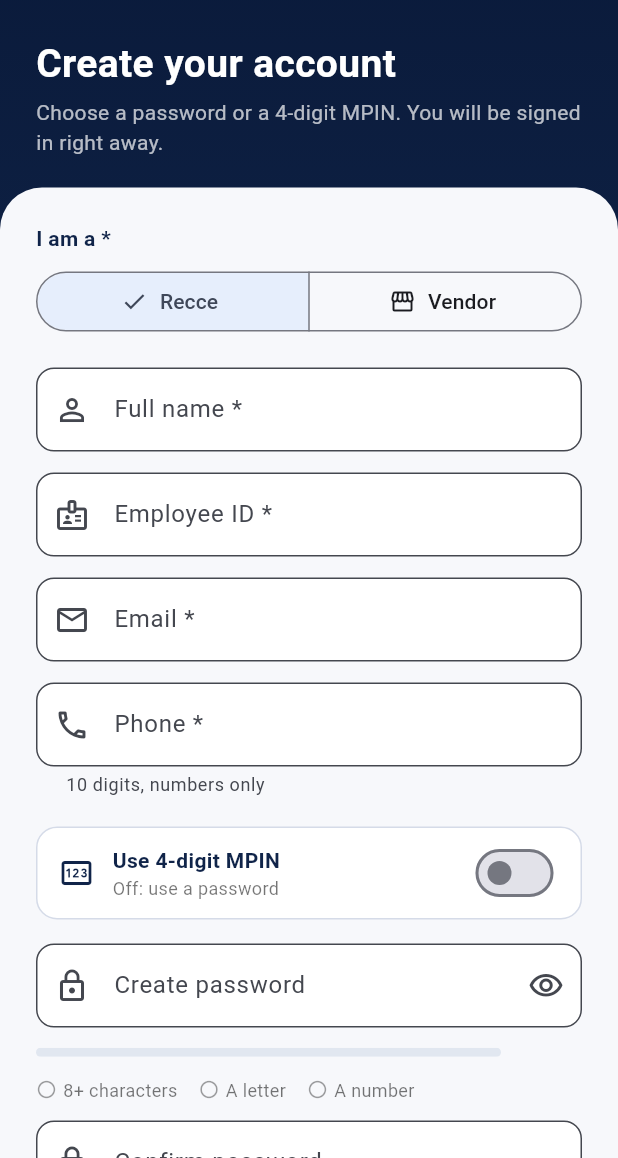
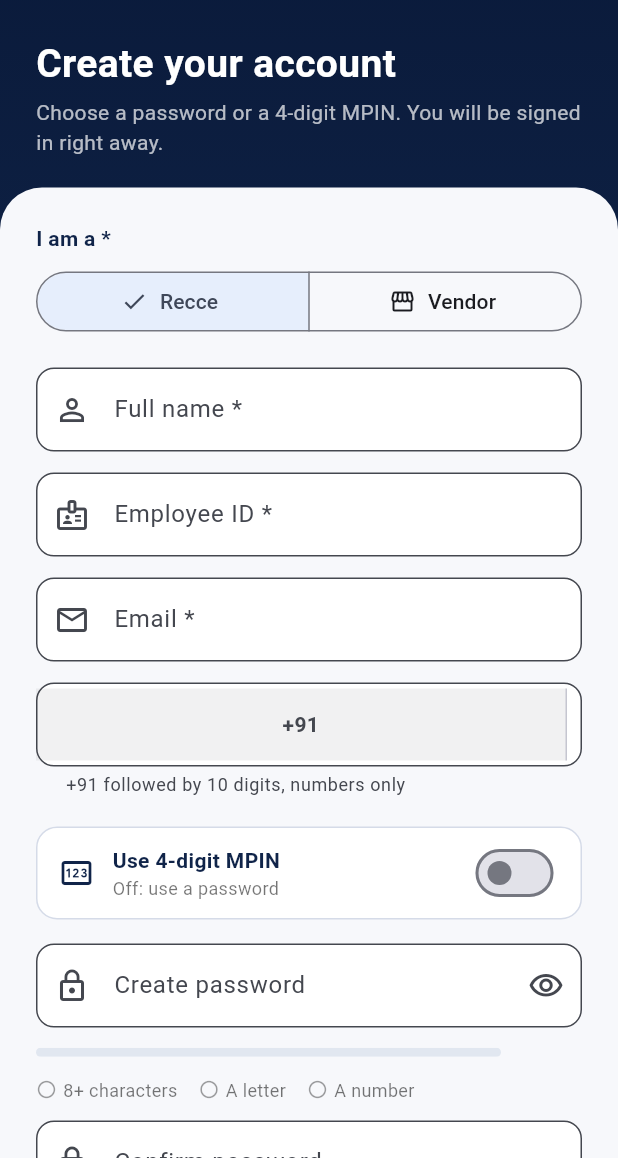
Before and after one commit to adinntech/Adinn_Signage_MobileApp, a Flutter app: the RegisterScreen screen opened by its route, on a phone screen of 412 x 824 dp, the part 78-1236 px from its top. Run offline on Flutter 3.47's test engine with Material 3 defaults, Android fonts, the phone set to English and light mode, and no system bars; our stand-ins replace dio, flutter_riverpod, flutter_secure_storage, geolocator, go_router, image_picker and 1 more; accounts and stored records are empty.

Commit message:
Mobile number + 91 Functionality added in overall project and add that functionality as a skill file and UI also make it +91 content sticky in all of the mobile inputs

```diff
--- a/lib/core/widgets/input_formats.dart
+++ b/lib/core/widgets/input_formats.dart
@@ -1,3 +1,4 @@
+import 'package:flutter/material.dart';
 import 'package:flutter/services.dart';
 
 /// What a person may type into a field. Anything else is dropped as they type or paste, so a letter never appears in a phone
@@ -32,3 +33,40 @@ class _UpperAlnum extends TextInputFormatter {
     return TextEditingValue(text: text, selection: TextSelection.collapsed(offset: text.length));
   }
 }
+
+/// The country code shown inside every mobile number box (not typed, not part of the value).
+const String phonePrefix = '+91 ';
+
+/// A stored 10-digit mobile number shown with its country code: "+91 9876543210". Blank stays blank, an existing +91 is not doubled.
+String showMobile(String? raw) {
+  var d = (raw ?? '').replaceAll(RegExp(r'\D'), '');
+  if (d.length == 12 && d.startsWith('91')) {
+    d = d.substring(2);
+  } else if (d.length == 11 && d.startsWith('0')) {
+    d = d.substring(1);
+  }
+  return d.isEmpty ? '' : '$phonePrefix$d';
+}
+
+/// The "+91" chip at the left edge of every mobile number box: a tinted block, a divider, then the digits.
+/// Use as `prefixIcon: const PhonePrefix()` (with `prefixIconConstraints` left as is, it sizes itself).
+class PhonePrefix extends StatelessWidget {
+  const PhonePrefix({super.key});
+
+  @override
+  Widget build(BuildContext context) {
+    final scheme = Theme.of(context).colorScheme;
+    return Padding(
+      padding: const EdgeInsets.only(right: 10),
+      child: Container(
+        padding: const EdgeInsets.symmetric(horizontal: 14),
+        alignment: Alignment.center,
+        decoration: BoxDecoration(
+          color: scheme.onSurface.withValues(alpha: 0.06),
+          border: Border(right: BorderSide(color: scheme.outlineVariant)),
+        ),
+        child: Text('+91', style: TextStyle(fontWeight: FontWeight.w600, color: scheme.onSurfaceVariant)),
+      ),
+    );
+  }
+}
--- a/lib/features/auth/presentation/register_screen.dart
+++ b/lib/features/auth/presentation/register_screen.dart
@@ -4,6 +4,7 @@ import 'package:flutter_riverpod/flutter_riverpod.dart';
 import 'package:go_router/go_router.dart';
 
 import '../../../core/theme/app_theme.dart';
+import '../../../core/widgets/input_formats.dart';
 import '../domain/auth_repository.dart';
 import '../domain/auth_rules.dart';
 import '../domain/auth_user.dart';
@@ -67,7 +68,8 @@ class _RegisterScreenState extends ConsumerState<RegisterScreen> {
       TextInputType? type,
       List<String>? hints,
       List<TextInputFormatter>? formatters,
-      String? helper}) {
+      String? helper,
+      bool prefix = false}) {
     return Padding(
       padding: const EdgeInsets.only(bottom: 14),
       child: TextField(
@@ -80,8 +82,9 @@ class _RegisterScreenState extends ConsumerState<RegisterScreen> {
         decoration: InputDecoration(
           labelText: '$label *',
           helperText: helper,
+          prefixIcon: !prefix ? Icon(icon) : const PhonePrefix(),
+
           errorText: _errors[key],
-          prefixIcon: Icon(icon),
         ),
       ),
     );
@@ -134,7 +137,8 @@ class _RegisterScreenState extends ConsumerState<RegisterScreen> {
           _field('phone', _phone, 'Phone', Icons.phone_outlined,
               busy: busy,
               type: TextInputType.number,
-              helper: '10 digits, numbers only',
+              helper: '+91 followed by 10 digits, numbers only',
+              prefix: true,
               formatters: [
                 FilteringTextInputFormatter.digitsOnly,
                 LengthLimitingTextInputFormatter(10),
--- a/lib/features/field/presentation/acknowledgement_screen.dart
+++ b/lib/features/field/presentation/acknowledgement_screen.dart
@@ -105,7 +105,7 @@ class _State extends ConsumerState<AcknowledgementScreen> {
               _Row('Shop', s.name),
               _Row('Location', '${s.address}, ${s.area}'),
               const SizedBox(height: 8),
-              TextField(controller: _contact, keyboardType: TextInputType.phone, inputFormatters: phoneFormat, decoration: const InputDecoration(labelText: 'Contact number')),
+              TextField(controller: _contact, keyboardType: TextInputType.phone, inputFormatters: phoneFormat, decoration: const InputDecoration(labelText: 'Contact number', prefixIcon: PhonePrefix())),
               const SizedBox(height: 12),
               TextField(controller: _gstin, textCapitalization: TextCapitalization.characters, inputFormatters: gstFormat, decoration: const InputDecoration(labelText: 'GSTIN')),
             ]),
--- a/lib/features/field/presentation/add_shop_screen.dart
+++ b/lib/features/field/presentation/add_shop_screen.dart
@@ -112,7 +112,7 @@ class _AddShopState extends ConsumerState<AddShopScreen> {
             controller: _phone,
             keyboardType: TextInputType.phone,
             inputFormatters: phoneFormat,
-            decoration: const InputDecoration(labelText: 'Mobile *', helperText: '10 digits, numbers only', prefixIcon: Icon(Icons.phone)),
+            decoration: const InputDecoration(labelText: 'Mobile *', helperText: '+91 followed by 10 digits, numbers only', prefixIcon: PhonePrefix()),
             validator: (v) => _phoneRule.hasMatch((v ?? '').trim()) ? null : 'Enter a 10-digit mobile number',
           ),
           const SizedBox(height: 12),
--- a/lib/features/field/presentation/dealer_verification_screen.dart
+++ b/lib/features/field/presentation/dealer_verification_screen.dart
@@ -5,6 +5,7 @@ import 'package:url_launcher/url_launcher.dart';
 
 import '../../../core/theme/app_theme.dart';
 import '../../../core/widgets/app_widgets.dart';
+import '../../../core/widgets/input_formats.dart';
 import '../data/field_controller.dart';
 import '../domain/field_models.dart';
 
@@ -57,7 +58,7 @@ class _State extends ConsumerState<DealerVerificationScreen> {
               style: FilledButton.styleFrom(backgroundColor: AppColors.teal),
               onPressed: s.phone.isEmpty ? null : () => launchUrl(Uri(scheme: 'tel', path: s.phone)),
               icon: const Icon(Icons.call),
-              label: Text(s.phone.isEmpty ? 'No phone number on file' : 'Call dealer · ${s.phone}'),
+              label: Text(s.phone.isEmpty ? 'No phone number on file' : 'Call dealer · ${showMobile(s.phone)}'),
             ),
           ]),
         ),
--- a/lib/features/field/presentation/shop_hub_screen.dart
+++ b/lib/features/field/presentation/shop_hub_screen.dart
@@ -6,6 +6,7 @@ import 'package:url_launcher/url_launcher.dart';
 import '../../../core/services/location_service.dart';
 import '../../../core/theme/app_theme.dart';
 import '../../../core/widgets/app_widgets.dart';
+import '../../../core/widgets/input_formats.dart';
 import '../data/field_controller.dart';
 import 'field_dashboard.dart';
 
@@ -57,7 +58,7 @@ class ShopHubScreen extends ConsumerWidget {
             Row(children: [
               AppStatusChip(s.statusLabel, color: shopColor(s)),
               const Spacer(),
-              if (s.phone.isNotEmpty) TextButton.icon(onPressed: () => launchUrl(Uri(scheme: 'tel', path: s.phone)), icon: const Icon(Icons.call), label: Text(s.phone)),
+              if (s.phone.isNotEmpty) TextButton.icon(onPressed: () => launchUrl(Uri(scheme: 'tel', path: s.phone)), icon: const Icon(Icons.call), label: Text(showMobile(s.phone))),
             ]),
             if (s.assignedAt != null || s.details.isNotEmpty)
               Card(
--- a/lib/features/field/presentation/survey_screen.dart
+++ b/lib/features/field/presentation/survey_screen.dart
@@ -76,7 +76,7 @@ class _State extends ConsumerState<SurveyScreen> {
             child: Column(children: [
               TextFormField(initialValue: _survey.dealerName, decoration: const InputDecoration(labelText: 'Dealer name *'), onChanged: (v) => _survey.dealerName = v, validator: (v) => (v ?? '').trim().length < 2 ? 'Enter the dealer name' : null),
               const SizedBox(height: 12),
-              TextFormField(initialValue: _survey.dealerPhone, keyboardType: TextInputType.phone, inputFormatters: phoneFormat, decoration: const InputDecoration(labelText: 'Mobile'), onChanged: (v) => _survey.dealerPhone = v, validator: (v) => (v ?? '').trim().isEmpty || RegExp(r'^[6-9]\d{9}$').hasMatch(v!.trim()) ? null : 'Enter a 10-digit mobile'),
+              TextFormField(initialValue: _survey.dealerPhone, keyboardType: TextInputType.phone, inputFormatters: phoneFormat, decoration: const InputDecoration(labelText: 'Mobile', prefixIcon: PhonePrefix()), onChanged: (v) => _survey.dealerPhone = v, validator: (v) => (v ?? '').trim().isEmpty || RegExp(r'^[6-9]\d{9}$').hasMatch(v!.trim()) ? null : 'Enter a 10-digit mobile'),
               const SizedBox(height: 12),
               TextFormField(initialValue: _survey.gstin, textCapitalization: TextCapitalization.characters, inputFormatters: gstFormat, decoration: const InputDecoration(labelText: 'GSTIN (optional)'), onChanged: (v) => _survey.gstin = v.toUpperCase(), validator: (v) => (v ?? '').trim().isEmpty || _gstin.hasMatch(v!.trim().toUpperCase()) ? null : 'Enter a valid 15-character GSTIN'),
             ]),
--- a/lib/features/home/home_shell.dart
+++ b/lib/features/home/home_shell.dart
@@ -3,6 +3,7 @@ import 'package:flutter_riverpod/flutter_riverpod.dart';
 import 'package:go_router/go_router.dart';
 
 import '../../core/theme/app_theme.dart';
+import '../../core/widgets/input_formats.dart';
 import '../auth/domain/auth_user.dart';
 import '../auth/presentation/auth_controller.dart';
 import '../field/presentation/field_dashboard.dart';
@@ -140,7 +141,7 @@ class _ProfilePage extends ConsumerWidget {
               if (user.phone != null && user.phone!.isNotEmpty)
                 ListTile(
                     leading: const Icon(Icons.phone_outlined),
-                    title: Text(user.phone!),
+                    title: Text(showMobile(user.phone)),
                     subtitle: const Text('Phone')),
               ListTile(
                   leading: const Icon(Icons.badge_outlined),
@@ -180,8 +181,8 @@ class _VendorProfile extends ConsumerWidget {
               row(Icons.storefront_outlined, vendor.name, 'Vendor name'),
               row(Icons.tag, vendor.vendorNo, 'Vendor ID'),
               row(Icons.person_outline, vendor.contactPerson, 'Contact person'),
-              row(Icons.phone_outlined, vendor.phone, 'Phone'),
-              row(Icons.phone_android_outlined, vendor.altPhone, 'Alternate phone'),
+              row(Icons.phone_outlined, showMobile(vendor.phone).isEmpty ? null : showMobile(vendor.phone), 'Phone'),
+              row(Icons.phone_android_outlined, showMobile(vendor.altPhone).isEmpty ? null : showMobile(vendor.altPhone), 'Alternate phone'),
               row(Icons.email_outlined, vendor.email, 'Email'),
               row(Icons.location_on_outlined, [vendor.state, vendor.pincode].whereType<String>().join(' - ').isEmpty ? null : [vendor.state, vendor.pincode].whereType<String>().join(' - '), 'State / Pincode'),
               row(Icons.login, user.name == vendor.name ? null : user.name, 'Login name'),
```
